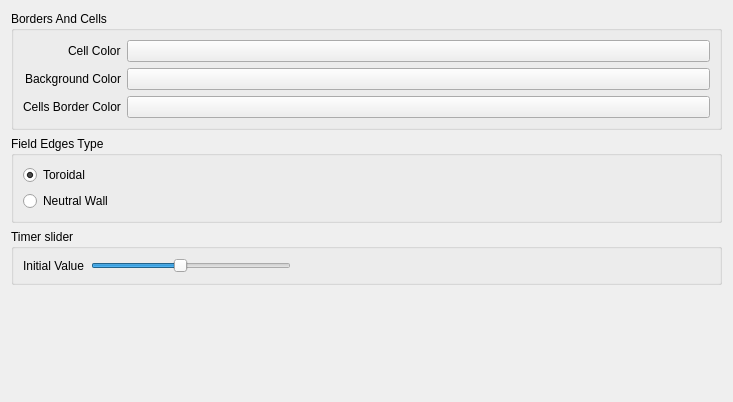
The window that generalpage.ui (darthtenebrus/kglife) describes before a commit, drawn with Qt 5.
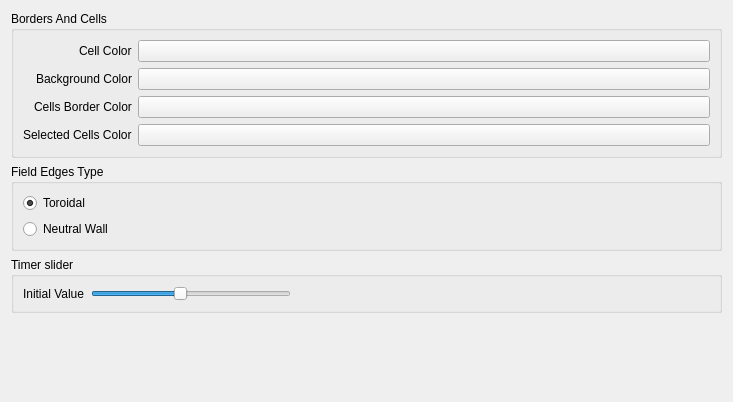
The same window after the commit. Custom widgets are drawn as their Qt base class.

Patch:
```diff
--- a/generalpage.ui
+++ b/generalpage.ui
@@ -71,6 +71,16 @@
       <item row="2" column="1">
        <widget class="KColorButton" name="kcfg_bordercolor"/>
       </item>
+      <item row="3" column="0">
+       <widget class="QLabel" name="label_5">
+        <property name="text">
+         <string>Selected Cells Color</string>
+        </property>
+       </widget>
+      </item>
+      <item row="3" column="1">
+       <widget class="KColorButton" name="kcfg_selectedcolor"/>
+      </item>
      </layout>
     </widget>
    </item>
```
